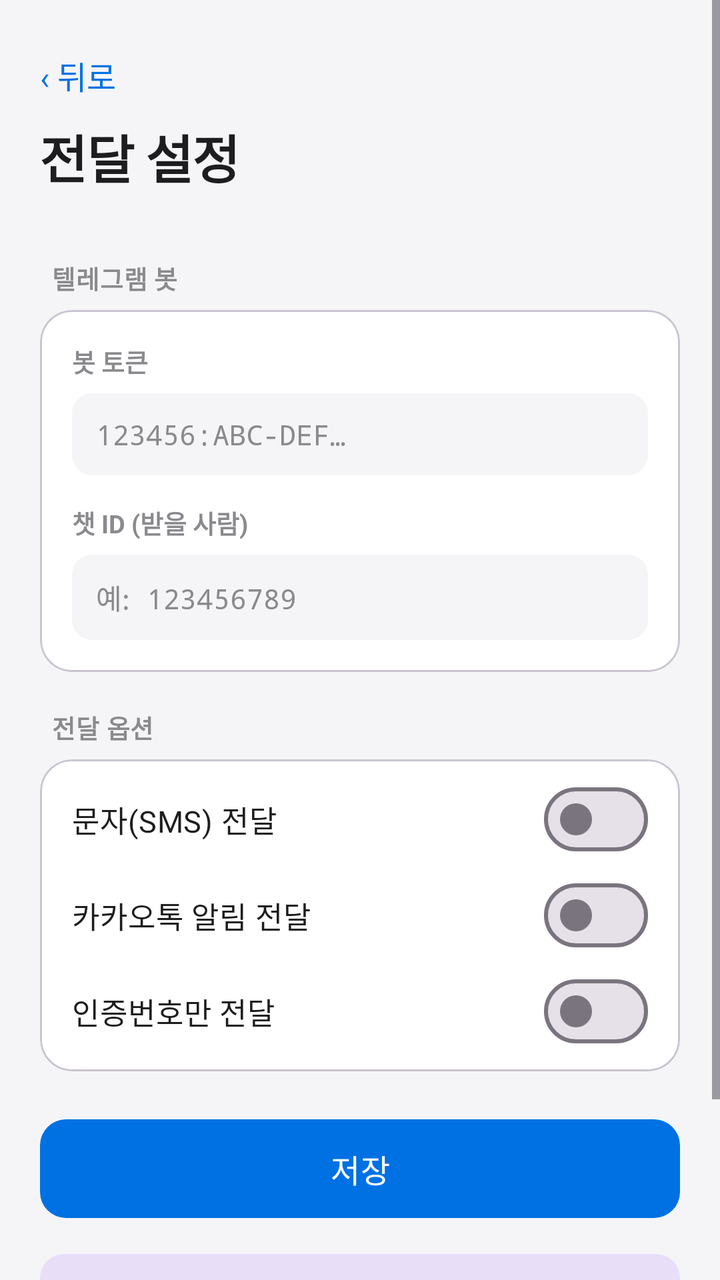
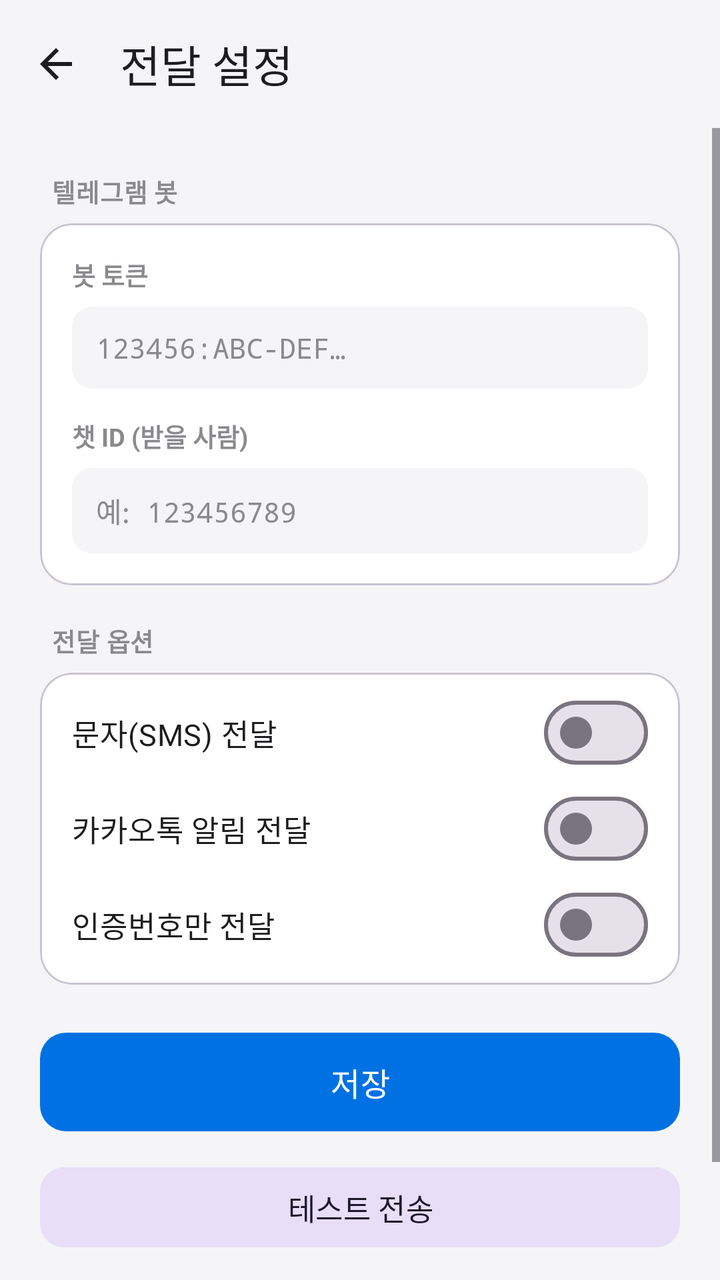

An Android layout rendered at two revisions. The XML below is the earlier revision; the diff shows what the commit changed to produce the second picture.
<!-- AndroidManifest.xml: application theme Theme.OtpForwarder -->
<!-- res/layout/activity_settings.xml -->
<?xml version="1.0" encoding="utf-8"?>
<ScrollView xmlns:android="http://schemas.android.com/apk/res/android"
    android:layout_width="match_parent"
    android:layout_height="match_parent"
    android:fillViewport="true"
    android:background="@color/bg">

    <LinearLayout
        android:layout_width="match_parent"
        android:layout_height="wrap_content"
        android:orientation="vertical"
        android:padding="20dp">

        <TextView android:id="@+id/btnBack" style="@style/BackButton" />
        <TextView style="@style/ScreenTitle" android:text="전달 설정" />

        <TextView style="@style/SectionLabel" android:text="텔레그램 봇" />
        <com.google.android.material.card.MaterialCardView style="@style/Card">
            <LinearLayout
                android:layout_width="match_parent"
                android:layout_height="wrap_content"
                android:orientation="vertical"
                android:padding="16dp">

                <TextView style="@style/FieldLabel" android:text="봇 토큰" />
                <EditText
                    android:id="@+id/editToken"
                    style="@style/CardInput"
                    android:hint="123456:ABC-DEF…"
                    android:layout_marginTop="7dp" />

                <TextView style="@style/FieldLabel" android:text="챗 ID (받을 사람)" android:paddingTop="14dp" />
                <EditText
                    android:id="@+id/editChatId"
                    style="@style/CardInput"
                    android:hint="예: 123456789"
                    android:layout_marginTop="7dp" />
            </LinearLayout>
        </com.google.android.material.card.MaterialCardView>

        <TextView style="@style/SectionLabel" android:text="전달 옵션" />
        <com.google.android.material.card.MaterialCardView style="@style/Card">
            <LinearLayout
                android:layout_width="match_parent"
                android:layout_height="wrap_content"
                android:orientation="vertical"
                android:paddingStart="16dp"
                android:paddingEnd="16dp"
                android:paddingTop="6dp"
                android:paddingBottom="6dp">

                <com.google.android.material.materialswitch.MaterialSwitch
                    android:id="@+id/switchSms"
                    android:layout_width="match_parent"
                    android:layout_height="wrap_content"
                    android:minHeight="48dp"
                    android:text="문자(SMS) 전달"
                    android:textColor="@color/text"
                    android:textSize="15sp" />

                <com.google.android.material.materialswitch.MaterialSwitch
                    android:id="@+id/switchKakao"
                    android:layout_width="match_parent"
                    android:layout_height="wrap_content"
                    android:minHeight="48dp"
                    android:text="카카오톡 알림 전달"
                    android:textColor="@color/text"
                    android:textSize="15sp" />

                <com.google.android.material.materialswitch.MaterialSwitch
                    android:id="@+id/switchOtpOnly"
                    android:layout_width="match_parent"
                    android:layout_height="wrap_content"
                    android:minHeight="48dp"
                    android:text="인증번호만 전달"
                    android:textColor="@color/text"
                    android:textSize="15sp" />
            </LinearLayout>
        </com.google.android.material.card.MaterialCardView>

        <com.google.android.material.button.MaterialButton
            android:id="@+id/btnSave"
            style="@style/PrimaryButton"
            android:text="저장"
            android:layout_marginTop="20dp" />

        <com.google.android.material.button.MaterialButton
            android:id="@+id/btnTest"
            style="@style/TonalButton"
            android:text="테스트 전송"
            android:layout_marginTop="10dp" />

        <com.google.android.material.button.MaterialButton
            android:id="@+id/btnUpdate"
            style="@style/Widget.Material3.Button.TextButton"
            android:layout_width="match_parent"
            android:layout_height="wrap_content"
            android:text="업데이트 확인"
            android:layout_marginTop="6dp" />

    </LinearLayout>
</ScrollView>
<!-- resources referenced by this layout -->
<resources>
  <color name="bg">#F5F5F7</color>
  <color name="text">#1D1D1F</color>
  <style name="BackButton">
          <item name="android:layout_width">wrap_content</item>
          <item name="android:layout_height">wrap_content</item>
          <item name="android:text">‹  뒤로</item>
          <item name="android:textColor">@color/accent</item>
          <item name="android:textSize">16sp</item>
          <item name="android:paddingTop">6dp</item>
          <item name="android:paddingBottom">10dp</item>
          <item name="android:paddingEnd">12dp</item>
          <item name="android:background">?attr/selectableItemBackgroundBorderless</item>
          <item name="android:clickable">true</item>
          <item name="android:focusable">true</item>
      </style>
  <style name="Card">
          <item name="cardBackgroundColor">@color/card</item>
          <item name="cardCornerRadius">16dp</item>
          <item name="cardElevation">0dp</item>
          <item name="android:layout_width">match_parent</item>
          <item name="android:layout_height">wrap_content</item>
      </style>
  <style name="FieldLabel">
          <item name="android:layout_width">wrap_content</item>
          <item name="android:layout_height">wrap_content</item>
          <item name="android:textColor">@color/sub</item>
          <item name="android:textSize">12.5sp</item>
          <item name="android:textStyle">bold</item>
      </style>
  <style name="PrimaryButton" parent="Widget.Material3.Button">
          <item name="android:layout_width">match_parent</item>
          <item name="android:layout_height">wrap_content</item>
          <item name="android:textSize">16sp</item>
          <item name="android:paddingTop">13dp</item>
          <item name="android:paddingBottom">13dp</item>
          <item name="cornerRadius">13dp</item>
          <item name="backgroundTint">@color/accent</item>
      </style>
  <style name="ScreenTitle">
          <item name="android:layout_width">wrap_content</item>
          <item name="android:layout_height">wrap_content</item>
          <item name="android:textColor">@color/text</item>
          <item name="android:textSize">26sp</item>
          <item name="android:textStyle">bold</item>
          <item name="android:letterSpacing">-0.02</item>
          <item name="android:paddingBottom">14dp</item>
      </style>
  <style name="TonalButton" parent="Widget.Material3.Button.TonalButton">
          <item name="android:layout_width">match_parent</item>
          <item name="android:layout_height">wrap_content</item>
          <item name="android:textSize">15sp</item>
          <item name="cornerRadius">12dp</item>
      </style>
  <style name="Theme.OtpForwarder" parent="Theme.Material3.Light.NoActionBar">
          <item name="colorPrimary">@color/accent</item>
          <item name="colorOnPrimary">@color/white</item>
          <item name="android:colorBackground">@color/bg</item>
          <item name="android:windowBackground">@color/bg</item>
          <item name="android:statusBarColor">@color/bg</item>
          <item name="android:navigationBarColor">@color/bg</item>
          <item name="android:windowLightStatusBar" tools:targetApi="m">true</item>
      </style>
  <color name="accent">#0071E3</color>
  <color name="card">#FFFFFF</color>
  <!-- drawable field_bg (drawable) -->
  <?xml version="1.0" encoding="utf-8"?>
  <shape xmlns:android="http://schemas.android.com/apk/res/android" android:shape="rectangle">
      <solid android:color="@color/bg" />
      <corners android:radius="10dp" />
  </shape>
  <color name="sub">#8A8A8E</color>
  <color name="white">#FFFFFF</color>
  <!-- unchanged entries left out for length: 2 -->
</resources>

<!-- the commit's change to res/layout/activity_settings.xml (unified diff, before → after) -->
@@ -1,102 +1,92 @@
 <?xml version="1.0" encoding="utf-8"?>
-<ScrollView xmlns:android="http://schemas.android.com/apk/res/android"
+<LinearLayout xmlns:android="http://schemas.android.com/apk/res/android"
+    xmlns:app="http://schemas.android.com/apk/res-auto"
+    android:id="@+id/root"
     android:layout_width="match_parent"
     android:layout_height="match_parent"
-    android:fillViewport="true"
+    android:orientation="vertical"
     android:background="@color/bg">
 
-    <LinearLayout
+    <com.google.android.material.appbar.MaterialToolbar
+        android:id="@+id/toolbar"
+        style="@style/TitleBar"
+        app:title="전달 설정"
+        app:navigationIcon="@drawable/ic_back"
+        app:titleTextAppearance="@style/TextAppearance.Material3.TitleLarge" />
+
+    <ScrollView
         android:layout_width="match_parent"
-        android:layout_height="wrap_content"
-        android:orientation="vertical"
-        android:padding="20dp">
+        android:layout_height="0dp"
+        android:layout_weight="1"
+        android:fillViewport="true">
 
-        <TextView android:id="@+id/btnBack" style="@style/BackButton" />
-        <TextView style="@style/ScreenTitle" android:text="전달 설정" />
+        <LinearLayout
+            android:layout_width="match_parent"
+            android:layout_height="wrap_content"
+            android:orientation="vertical"
+            android:paddingStart="20dp"
+            android:paddingEnd="20dp"
+            android:paddingTop="4dp"
+            android:paddingBottom="24dp">
 
-        <TextView style="@style/SectionLabel" android:text="텔레그램 봇" />
-        <com.google.android.material.card.MaterialCardView style="@style/Card">
-            <LinearLayout
-                android:layout_width="match_parent"
-                android:layout_height="wrap_content"
-                android:orientation="vertical"
-                android:padding="16dp">
-
-                <TextView style="@style/FieldLabel" android:text="봇 토큰" />
-                <EditText
-                    android:id="@+id/editToken"
-                    style="@style/CardInput"
-                    android:hint="123456:ABC-DEF…"
-                    android:layout_marginTop="7dp" />
-
-                <TextView style="@style/FieldLabel" android:text="챗 ID (받을 사람)" android:paddingTop="14dp" />
-                <EditText
-                    android:id="@+id/editChatId"
-                    style="@style/CardInput"
-                    android:hint="예: 123456789"
-                    android:layout_marginTop="7dp" />
-            </LinearLayout>
-        </com.google.android.material.card.MaterialCardView>
-
-        <TextView style="@style/SectionLabel" android:text="전달 옵션" />
-        <com.google.android.material.card.MaterialCardView style="@style/Card">
-            <LinearLayout
-                android:layout_width="match_parent"
-                android:layout_height="wrap_content"
-                android:orientation="vertical"
-                android:paddingStart="16dp"
-                android:paddingEnd="16dp"
-                android:paddingTop="6dp"
-                android:paddingBottom="6dp">
-
-                <com.google.android.material.materialswitch.MaterialSwitch
-                    android:id="@+id/switchSms"
+            <TextView style="@style/SectionLabel" android:text="텔레그램 봇" />
+            <com.google.android.material.card.MaterialCardView style="@style/Card">
+                <LinearLayout
                     android:layout_width="match_parent"
                     android:layout_height="wrap_content"
-                    android:minHeight="48dp"
-                    android:text="문자(SMS) 전달"
-                    android:textColor="@color/text"
-                    android:textSize="15sp" />
+                    android:orientation="vertical"
+                    android:padding="16dp">
 
-                <com.google.android.material.materialswitch.MaterialSwitch
-                    android:id="@+id/switchKakao"
+                    <TextView style="@style/FieldLabel" android:text="봇 토큰" />
+                    <EditText android:id="@+id/editToken" style="@style/CardInput"
+                        android:hint="123456:ABC-DEF…" android:layout_marginTop="7dp" />
+
+                    <TextView style="@style/FieldLabel" android:text="챗 ID (받을 사람)" android:paddingTop="14dp" />
+                    <EditText android:id="@+id/editChatId" style="@style/CardInput"
+                        android:hint="예: 123456789" android:layout_marginTop="7dp" />
+                </LinearLayout>
+            </com.google.android.material.card.MaterialCardView>
+
+            <TextView style="@style/SectionLabel" android:text="전달 옵션" />
+            <com.google.android.material.card.MaterialCardView style="@style/Card">
+                <LinearLayout
                     android:layout_width="match_parent"
                     android:layout_height="wrap_content"
-                    android:minHeight="48dp"
-                    android:text="카카오톡 알림 전달"
-                    android:textColor="@color/text"
-                    android:textSize="15sp" />
+                    android:orientation="vertical"
+                    android:paddingStart="16dp"
+                    android:paddingEnd="16dp"
+                    android:paddingTop="6dp"
+                    android:paddingBottom="6dp">
 
-                <com.google.android.material.materialswitch.MaterialSwitch
-                    android:id="@+id/switchOtpOnly"
-                    android:layout_width="match_parent"
-                    android:layout_height="wrap_content"
-                    android:minHeight="48dp"
-                    android:text="인증번호만 전달"
-                    android:textColor="@color/text"
-                    android:textSize="15sp" />
-            </LinearLayout>
-        </com.google.android.material.card.MaterialCardView>
+                    <com.google.android.material.materialswitch.MaterialSwitch
+                        android:id="@+id/switchSms" android:layout_width="match_parent"
+                        android:layout_height="wrap_content" android:minHeight="48dp"
+                        android:text="문자(SMS) 전달" android:textColor="@color/text" android:textSize="15sp" />
 
-        <com.google.android.material.button.MaterialButton
-            android:id="@+id/btnSave"
-            style="@style/PrimaryButton"
-            android:text="저장"
-            android:layout_marginTop="20dp" />
+                    <com.google.android.material.materialswitch.MaterialSwitch
+                        android:id="@+id/switchKakao" android:layout_width="match_parent"
+                        android:layout_height="wrap_content" android:minHeight="48dp"
+                        android:text="카카오톡 알림 전달" android:textColor="@color/text" android:textSize="15sp" />
 
-        <com.google.android.material.button.MaterialButton
-            android:id="@+id/btnTest"
-            style="@style/TonalButton"
-            android:text="테스트 전송"
-            android:layout_marginTop="10dp" />
+                    <com.google.android.material.materialswitch.MaterialSwitch
+                        android:id="@+id/switchOtpOnly" android:layout_width="match_parent"
+                        android:layout_height="wrap_content" android:minHeight="48dp"
+                        android:text="인증번호만 전달" android:textColor="@color/text" android:textSize="15sp" />
+                </LinearLayout>
+            </com.google.android.material.card.MaterialCardView>
 
-        <com.google.android.material.button.MaterialButton
-            android:id="@+id/btnUpdate"
-            style="@style/Widget.Material3.Button.TextButton"
-            android:layout_width="match_parent"
-            android:layout_height="wrap_content"
-            android:text="업데이트 확인"
-            android:layout_marginTop="6dp" />
+            <com.google.android.material.button.MaterialButton
+                android:id="@+id/btnSave" style="@style/PrimaryButton"
+                android:text="저장" android:layout_marginTop="20dp" />
 
-    </LinearLayout>
-</ScrollView>
+            <com.google.android.material.button.MaterialButton
+                android:id="@+id/btnTest" style="@style/TonalButton"
+                android:text="테스트 전송" android:layout_marginTop="10dp" />
+
+            <com.google.android.material.button.MaterialButton
+                android:id="@+id/btnUpdate" style="@style/Widget.Material3.Button.TextButton"
+                android:layout_width="match_parent" android:layout_height="wrap_content"
+                android:text="업데이트 확인" android:layout_marginTop="6dp" />
+        </LinearLayout>
+    </ScrollView>
+</LinearLayout>
<!-- resource entries referenced after the edit -->
@@ -2,19 +2,14 @@
 <resources>
   <color name="bg">#F5F5F7</color>
   <color name="text">#1D1D1F</color>
-  <style name="BackButton">
-          <item name="android:layout_width">wrap_content</item>
-          <item name="android:layout_height">wrap_content</item>
-          <item name="android:text">‹  뒤로</item>
-          <item name="android:textColor">@color/accent</item>
-          <item name="android:textSize">16sp</item>
-          <item name="android:paddingTop">6dp</item>
-          <item name="android:paddingBottom">10dp</item>
-          <item name="android:paddingEnd">12dp</item>
-          <item name="android:background">?attr/selectableItemBackgroundBorderless</item>
-          <item name="android:clickable">true</item>
-          <item name="android:focusable">true</item>
-      </style>
+  <!-- drawable ic_back (drawable) -->
+  <vector xmlns:android="http://schemas.android.com/apk/res/android"
+      android:width="24dp" android:height="24dp"
+      android:viewportWidth="24" android:viewportHeight="24"
+      android:tint="@color/text">
+      <path android:fillColor="@android:color/white"
+          android:pathData="M20,11H7.83l5.59,-5.59L12,4l-8,8 8,8 1.41,-1.41L7.83,13H20v-2z" />
+  </vector>
   <style name="Card">
           <item name="cardBackgroundColor">@color/card</item>
           <item name="cardCornerRadius">16dp</item>
@@ -38,14 +33,12 @@
           <item name="cornerRadius">13dp</item>
           <item name="backgroundTint">@color/accent</item>
       </style>
-  <style name="ScreenTitle">
-          <item name="android:layout_width">wrap_content</item>
-          <item name="android:layout_height">wrap_content</item>
-          <item name="android:textColor">@color/text</item>
-          <item name="android:textSize">26sp</item>
-          <item name="android:textStyle">bold</item>
-          <item name="android:letterSpacing">-0.02</item>
-          <item name="android:paddingBottom">14dp</item>
+  <style name="TitleBar">
+          <item name="android:layout_width">match_parent</item>
+          <item name="android:layout_height">?attr/actionBarSize</item>
+          <item name="android:background">@color/bg</item>
+          <item name="titleTextColor">@color/text</item>
+          <item name="titleCentered">false</item>
       </style>
   <style name="TonalButton" parent="Widget.Material3.Button.TonalButton">
           <item name="android:layout_width">match_parent</item>
@@ -58,9 +51,10 @@
           <item name="colorOnPrimary">@color/white</item>
           <item name="android:colorBackground">@color/bg</item>
           <item name="android:windowBackground">@color/bg</item>
-          <item name="android:statusBarColor">@color/bg</item>
-          <item name="android:navigationBarColor">@color/bg</item>
+          <item name="android:statusBarColor">@android:color/transparent</item>
+          <item name="android:navigationBarColor">@android:color/transparent</item>
           <item name="android:windowLightStatusBar" tools:targetApi="m">true</item>
+          <item name="android:windowLightNavigationBar" tools:targetApi="o_mr1">true</item>
       </style>
   <color name="accent">#0071E3</color>
   <color name="card">#FFFFFF</color>
